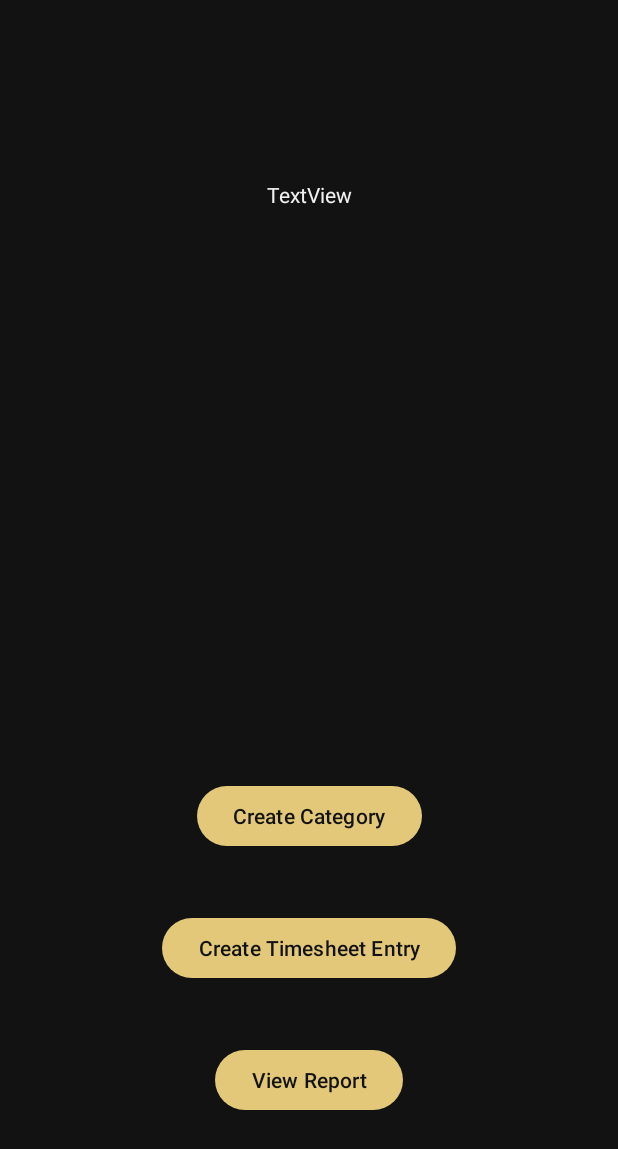
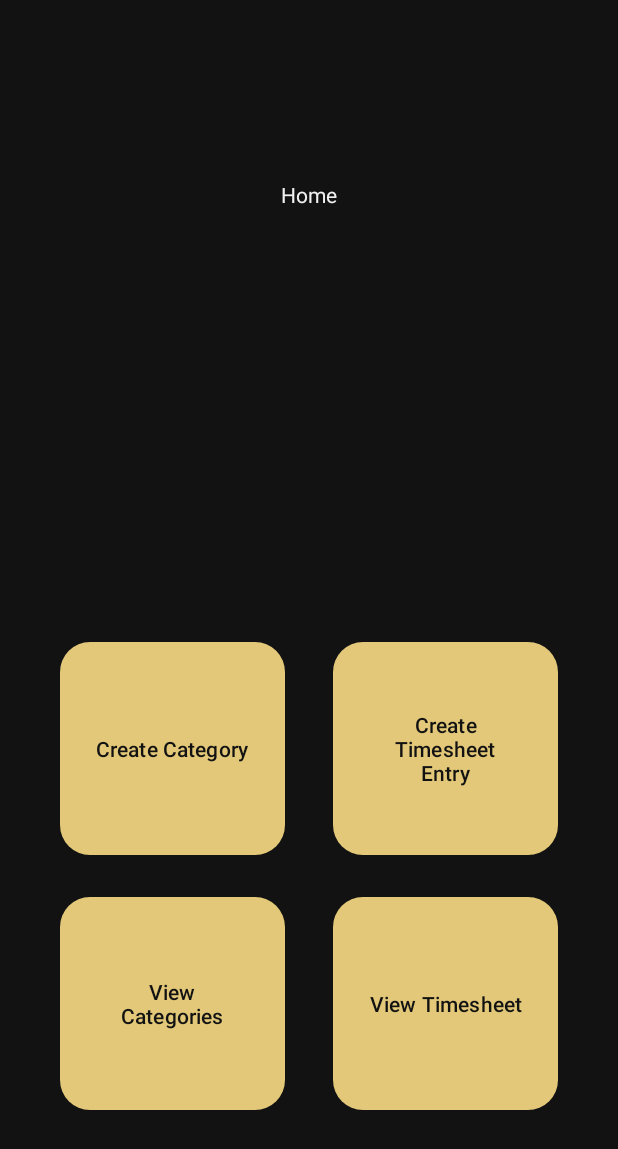
Before and after one commit to Thakshin4/Kronos, an Android app: the HomeActivity screen opened directly, with no data from a screen before it, on a phone screen of 412 x 824 dp. Shown: the top 1149 px of the screen. Run offline under Robolectric (Android 15) with nearby library versions, the phone set to English and light mode, and no system bars.

Commit message:
Category Reports Working

```diff
--- a/app/src/main/AndroidManifest.xml
+++ b/app/src/main/AndroidManifest.xml
@@ -16,7 +16,7 @@
             android:name=".TimesheetReportsActivity"
             android:exported="false" />
         <activity
-            android:name=".ReportsActivity"
+            android:name=".CategoryReportsActivity"
             android:exported="false" />
         <activity
             android:name=".TimesheetActivity"
--- a/app/src/main/java/com/st10083983/kronos/EntryCustomAdapter.kt
+++ b/app/src/main/java/com/st10083983/kronos/EntryCustomAdapter.kt
@@ -24,8 +24,7 @@ class EntryCustomAdapter(private val mList: List<KEntryReportItems>) : RecyclerV
         val KReportItems = mList[position]
 
         // sets the image to the textview from our itemHolder class
-        val categoryItem = "Category: " + KReportItems.categoryName + "\n" + "Total Hours: " + KReportItems.totalEntryHoursWorked
-        holder.category.text =  categoryItem
+        holder.category.text =  KReportItems.entry
     }
 
     // return the number of the items in the list
--- a/app/src/main/java/com/st10083983/kronos/HomeActivity.kt
+++ b/app/src/main/java/com/st10083983/kronos/HomeActivity.kt
@@ -22,8 +22,6 @@ class HomeActivity : AppCompatActivity()
             finish()
         }
 
-        // Testing
-
         // Navigate to Timesheet
         val navTimesheet = findViewById<Button>(R.id.nav_timesheet_button)
 
@@ -34,15 +32,24 @@ class HomeActivity : AppCompatActivity()
             finish()
         }
 
-        // Navigate to Reports
-        val navReports = findViewById<Button>(R.id.nav_reports_button)
+        // Navigate to Category Reports
+        val navCategoryReports = findViewById<Button>(R.id.nav_category_reports_button)
 
-        navReports.setOnClickListener()
+        navCategoryReports.setOnClickListener()
         {
-            val intent = Intent(this, ReportsActivity::class.java)
+            val intent = Intent(this, CategoryReportsActivity::class.java)
             startActivity(intent)
             finish()
         }
 
+        // Navigate to Category Reports
+        val navEntryReports = findViewById<Button>(R.id.nav_timesheet_reports_button)
+
+        navEntryReports.setOnClickListener()
+        {
+            val intent = Intent(this, TimesheetReportsActivity::class.java)
+            startActivity(intent)
+            finish()
+        }
     }
 }
--- a/app/src/main/java/com/st10083983/kronos/TimesheetReportsActivity.kt
+++ b/app/src/main/java/com/st10083983/kronos/TimesheetReportsActivity.kt
@@ -32,11 +32,17 @@ class TimesheetReportsActivity : AppCompatActivity() {
             finish()
         }
 
+        // Spinner
+        //______________________Code Attributon_____________________________
+        // The following code was taken from GeeksforGeeks:
+        // Author : Praveenruhil
+        // Link : https://www.geeksforgeeks.org/spinner-in-kotlin/
         val selectablePeriods = arrayListOf<String>("7 Days", "14 Days", "30 Days")
 
         val spinnerSelectablePeriod = findViewById<Spinner>(R.id.timesheet_selectable_period_spinner)
         val adapter = ArrayAdapter(this, android.R.layout.simple_spinner_dropdown_item, selectablePeriods)
         spinnerSelectablePeriod.adapter = adapter
+        // __________________________________________________________________
 
         spinnerSelectablePeriod.adapter = adapter
         spinnerSelectablePeriod.onItemSelectedListener = object : AdapterView.OnItemSelectedListener {
--- a/app/src/main/res/layout/activity_home.xml
+++ b/app/src/main/res/layout/activity_home.xml
@@ -11,38 +11,52 @@
         android:layout_width="wrap_content"
         android:layout_height="wrap_content"
         android:layout_marginTop="120dp"
-        android:text="TextView"
+        android:text="Home"
         app:layout_constraintEnd_toEndOf="parent"
         app:layout_constraintStart_toStartOf="parent"
         app:layout_constraintTop_toTopOf="parent" />
 
     <Button
-        android:id="@+id/nav_reports_button"
-        android:layout_width="wrap_content"
-        android:layout_height="wrap_content"
+        android:id="@+id/nav_category_reports_button"
+        android:layout_width="150dp"
+        android:layout_height="150dp"
+        android:layout_marginStart="40dp"
         android:layout_marginBottom="80dp"
-        android:text="View Report"
+        android:text="View Categories"
+        app:cornerRadius="20dp"
         app:layout_constraintBottom_toBottomOf="parent"
-        app:layout_constraintEnd_toEndOf="parent"
         app:layout_constraintStart_toStartOf="parent" />
 
     <Button
         android:id="@+id/nav_timesheet_button"
-        android:layout_width="wrap_content"
-        android:layout_height="wrap_content"
-        android:layout_marginBottom="40dp"
+        android:layout_width="150dp"
+        android:layout_height="150dp"
+        android:layout_marginEnd="40dp"
+        android:layout_marginBottom="20dp"
         android:text="Create Timesheet Entry"
-        app:layout_constraintBottom_toTopOf="@+id/nav_reports_button"
-        app:layout_constraintEnd_toEndOf="parent"
+        app:cornerRadius="20dp"
+        app:layout_constraintBottom_toTopOf="@+id/nav_timesheet_reports_button"
+        app:layout_constraintEnd_toEndOf="parent" />
+
+    <Button
+        android:id="@+id/nav_category_button"
+        android:layout_width="150dp"
+        android:layout_height="150dp"
+        android:layout_marginStart="40dp"
+        android:layout_marginBottom="20dp"
+        android:text="Create Category"
+        app:cornerRadius="20dp"
+        app:layout_constraintBottom_toTopOf="@+id/nav_category_reports_button"
         app:layout_constraintStart_toStartOf="parent" />
 
     <Button
-        android:id="@+id/nav_category_button"
-        android:layout_width="wrap_content"
-        android:layout_height="wrap_content"
-        android:layout_marginBottom="40dp"
-        android:text="Create Category"
-        app:layout_constraintBottom_toTopOf="@+id/nav_timesheet_button"
-        app:layout_constraintEnd_toEndOf="parent"
-        app:layout_constraintStart_toStartOf="parent" />
+        android:id="@+id/nav_timesheet_reports_button"
+        android:layout_width="150dp"
+        android:layout_height="150dp"
+        android:layout_marginEnd="40dp"
+        android:layout_marginBottom="80dp"
+        android:text="View Timesheet"
+        app:cornerRadius="20dp"
+        app:layout_constraintBottom_toBottomOf="parent"
+        app:layout_constraintEnd_toEndOf="parent" />
 </androidx.constraintlayout.widget.ConstraintLayout>
```
Also changed, not shown: app/src/main/java/com/st10083983/kronos/CategoryReportsActivity.kt (+7 -65 lines).
